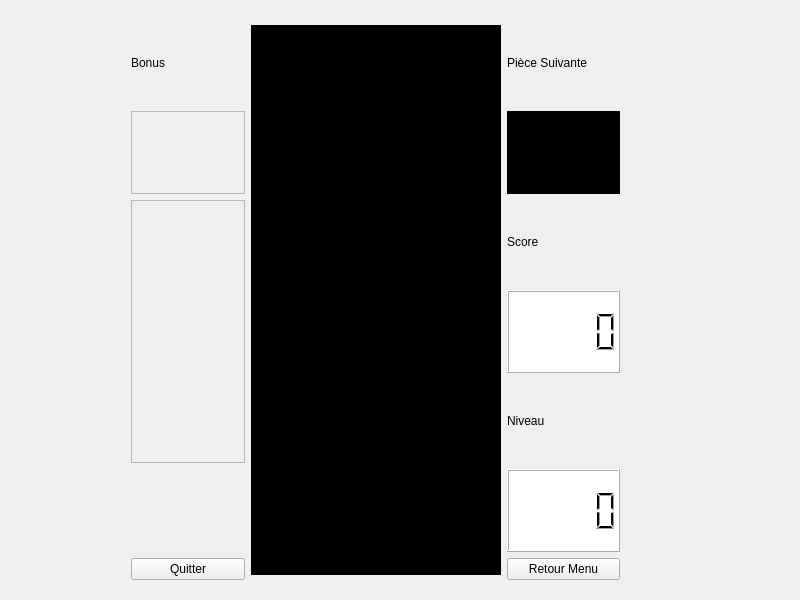
First picture: the form in GameWindow.ui, repository wrousseau/tatris, before the edit.
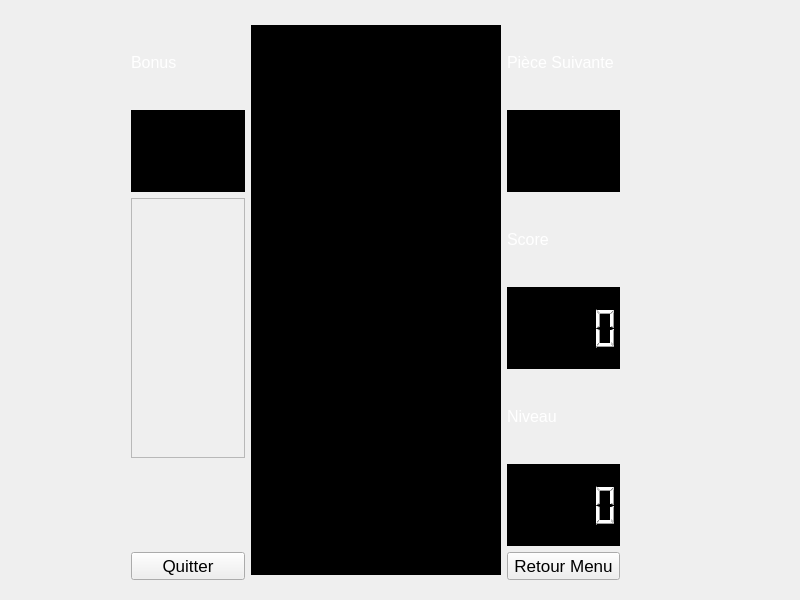
Second picture: the form after the edit. Icons and pictures are not drawn. Custom widgets are drawn as their Qt base class.

```diff
--- a/GameWindow.ui
+++ b/GameWindow.ui
@@ -54,6 +54,11 @@
       <height>581</height>
      </rect>
     </property>
+    <property name="font">
+     <font>
+      <pointsize>13</pointsize>
+     </font>
+    </property>
     <property name="styleSheet">
      <string notr="true">#GameWidget {
 background-image:url(:/ressources/ressources/galaxy.jpg);
@@ -61,6 +66,16 @@
 
 QLCDNumber {
 background-color:white;
+}
+
+QLabel {
+color: white;
+font-size: 16px;
+}
+
+QLCDNumber {
+background-color: black;
+color: white;
 }</string>
     </property>
     <widget class="QWidget" name="layoutWidget">
@@ -121,6 +136,9 @@
       </item>
       <item row="1" column="0">
        <widget class="QFrame" name="BonusFrame">
+        <property name="styleSheet">
+         <string notr="true">background-color: black;</string>
+        </property>
         <property name="frameShape">
          <enum>QFrame::StyledPanel</enum>
         </property>
@@ -216,6 +234,12 @@
    <header>gamewindow.h</header>
    <container>1</container>
   </customwidget>
+  <customwidget>
+   <class>GridFrame</class>
+   <extends>QFrame</extends>
+   <header>GridFrame.h</header>
+   <container>1</container>
+  </customwidget>
  </customwidgets>
  <resources/>
  <connections/>
```
Left out of the diff: 4 changed lines with no effect on the pictures.
